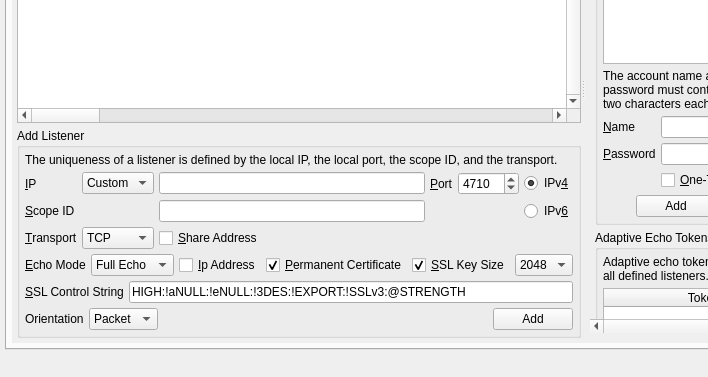
The window that branches/trunk/UI/controlcenter.ui (textbrowser/spot-on) describes before a commit, drawn with Qt 5; both pictures show x 0 to 708 and y 223 to 600 of the 800 by 600 pixel window.
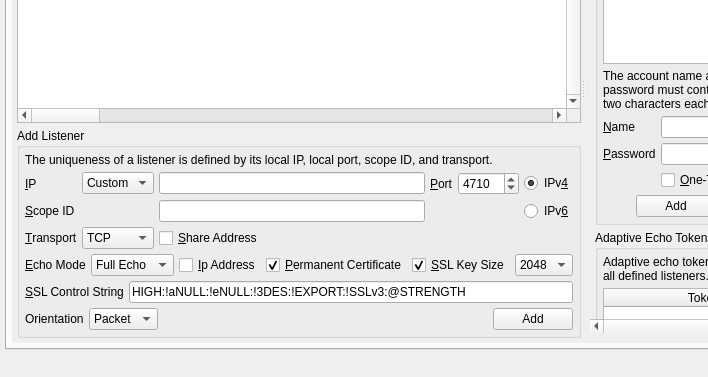
The same window after the commit. The open tabs and pages were chosen to show the change. Icons and pictures are not drawn. Custom widgets are drawn as their Qt base class.

Diff of the .ui file:
```diff
--- a/branches/trunk/UI/controlcenter.ui
+++ b/branches/trunk/UI/controlcenter.ui
@@ -2046,7 +2046,7 @@
                    <item>
                     <widget class="QLabel" name="label_21">
                      <property name="text">
-                      <string>The uniqueness of a listener is defined by the local IP, the local port, the scope ID, and the transport.</string>
+                      <string>The uniqueness of a listener is defined by its local IP, local port, scope ID, and transport.</string>
                      </property>
                      <property name="wordWrap">
                       <bool>true</bool>
```
Left out of the diff: 2 changed lines with no effect on the pictures.
